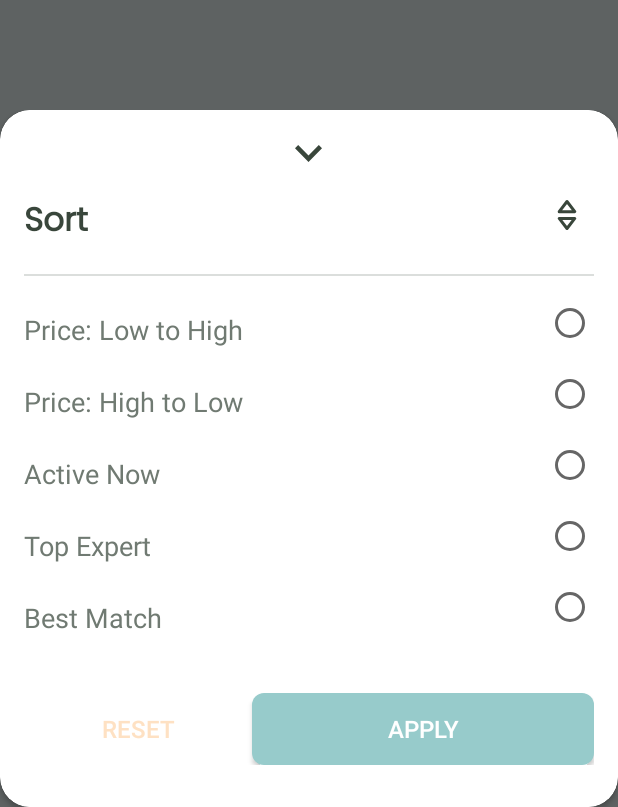
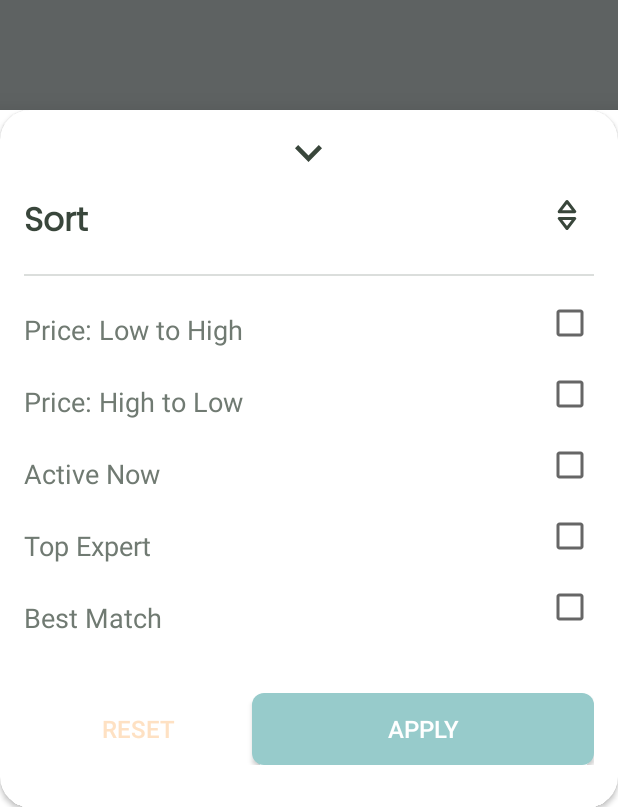
Before and after one commit to chekeAditya/Plantr, an Android app: the fragment ChatFragment shown on its own in the app's theme, after a tap on an icon or button, on a phone screen of 412 x 824 dp. Shown: the part 429-1236 px from the top of the screen. Run offline under Robolectric (Android 15) with nearby library versions, the phone set to English and light mode, and no system bars; our stand-ins replace Dagger/Hilt's generated code, data binding; network calls fail; pictures from the network do not load.

Commit message:
bottom_sheet_filter_added

```diff
--- a/app/src/main/java/com/applicationPantr/plantr/remote/interfaces/OnChatClicked.kt
+++ b/app/src/main/java/com/applicationPantr/plantr/remote/interfaces/OnChatClicked.kt
@@ -6,4 +6,5 @@ import com.applicationPantr.plantr.remote.response.responseModel.Expert
 interface OnChatClicked {
     fun onClicked(expert: Expert)
     fun onBlogClicked(blog: Blog)
+    fun onClickApply(list: List<Expert>)
 }
--- /dev/null
+++ b/app/src/main/java/com/applicationPantr/plantr/ui/chat/ChatBottomSheetFragment.kt
@@ -0,0 +1,143 @@
+package com.applicationPantr.plantr.ui.chat
+
+import android.os.Bundle
+import android.view.LayoutInflater
+import android.view.View
+import android.view.ViewGroup
+import androidx.core.content.ContextCompat
+import com.applicationPantr.plantr.R
+import com.applicationPantr.plantr.extras.ChatFilterList
+import com.applicationPantr.plantr.remote.interfaces.OnChatClicked
+import com.applicationPantr.plantr.remote.response.responseModel.Expert
+import com.google.android.material.bottomsheet.BottomSheetDialogFragment
+import kotlinx.android.synthetic.main.bottom_sheet_chat_fargment.*
+
+class ChatBottomSheetFragment(private val onChatClicked: OnChatClicked)
+    : BottomSheetDialogFragment() {
+
+    override fun onCreateView(
+        inflater: LayoutInflater,
+        container: ViewGroup?,
+        savedInstanceState: Bundle?
+    ): View? {
+        val view = inflater.inflate(R.layout.bottom_sheet_chat_fargment, container, false)
+        return view
+    }
+
+    override fun onViewCreated(view: View, savedInstanceState: Bundle?) {
+        super.onViewCreated(view, savedInstanceState)
+
+        filterChatList()
+
+        resetAllFilter()
+
+        tvReset.setOnClickListener {
+            resetAllFilter()
+        }
+
+        tvApply.setOnClickListener {
+            if (rb_LowToHigh.isChecked || rb_HighToLow.isChecked ||
+                rb_ActiveNow.isChecked || rb_TopExpert.isChecked ||
+                rb_BestMatches.isChecked
+            ) {
+                val sortedList = mutableListOf<Expert>()
+                if(rb_LowToHigh.isChecked){
+                    sortListAsc(sortedList)
+                }
+                else if(rb_HighToLow.isChecked){
+                    sortListDesc(sortedList)
+                }
+                onChatClicked.onClickApply(sortedList)
+            }
+        }
+
+    }
+
+    private fun resetAllFilter(){
+        rb_LowToHigh.isChecked = false
+        rb_HighToLow.isChecked = false
+        rb_ActiveNow.isChecked = false
+        rb_BestMatches.isChecked = false
+        rb_TopExpert.isChecked = false
+    }
+
+    private fun sortListDesc(sortedList: MutableList<Expert>) {
+        for (i in 0 until ChatFilterList.originalList.size){
+            var price = ChatFilterList.originalList[i].avgCharges.substring(5,7).toInt()
+            var expert = ChatFilterList.originalList[i]
+            for (j in i until ChatFilterList.originalList.size){
+                var expertPrice = ChatFilterList.originalList[j].avgCharges.substring(5,7).toInt()
+                if (expertPrice > price){
+                    price = expertPrice
+                    expert = ChatFilterList.originalList[j]
+                }
+            }
+            sortedList.add(expert)
+        }
+    }
+
+    private fun sortListAsc(sortedList: MutableList<Expert>) {
+        for (i in 0 until ChatFilterList.originalList.size){
+            var price = ChatFilterList.originalList[i].avgCharges.substring(5,7).toInt()
+            var expert = ChatFilterList.originalList[i]
+            for (j in i until ChatFilterList.originalList.size){
+                var expertPrice = ChatFilterList.originalList[j].avgCharges.substring(5,7).toInt()
+                if (expertPrice < price){
+                    price = expertPrice
+                    expert = ChatFilterList.originalList[j]
+                }
+            }
+            sortedList.add(expert)
+        }
+    }
+
+    private fun filterChatList() {
+        rb_LowToHigh.setOnClickListener {
+            if (rb_LowToHigh.isChecked) {
+                rb_HighToLow.isChecked = false
+            }
+            setApplySortBtn()
+        }
+        rb_HighToLow.setOnClickListener {
+            if (rb_HighToLow.isChecked) {
+                rb_LowToHigh.isChecked = false
+            }
+            setApplySortBtn()
+        }
+        rb_ActiveNow.setOnClickListener {
+            setApplySortBtn()
+        }
+        rb_TopExpert.setOnClickListener {
+            setApplySortBtn()
+        }
+        rb_BestMatches.setOnClickListener {
+            setApplySortBtn()
+        }
+    }
+
+    private fun setApplySortBtn() {
+        if (rb_LowToHigh.isChecked || rb_HighToLow.isChecked ||
+            rb_ActiveNow.isChecked || rb_TopExpert.isChecked ||
+            rb_BestMatches.isChecked
+        ) {
+            tvApply.setBackgroundColor(
+                ContextCompat
+                    .getColor(requireContext(), R.color.main_dark_green)
+            )
+            tvReset.setTextColor(
+                ContextCompat
+                    .getColor(requireContext(), R.color.main_orange)
+            )
+        } else {
+            tvApply.setBackgroundColor(
+                ContextCompat
+                    .getColor(requireContext(), R.color.main_light_green)
+            )
+            tvReset.setTextColor(
+                ContextCompat
+                    .getColor(requireContext(), R.color.main_orange_bg)
+            )
+        }
+    }
+
+}
--- a/app/src/main/java/com/applicationPantr/plantr/ui/chat/ChatFragment.kt
+++ b/app/src/main/java/com/applicationPantr/plantr/ui/chat/ChatFragment.kt
@@ -4,6 +4,9 @@ import android.os.Bundle
 import android.view.LayoutInflater
 import android.view.View
 import android.view.ViewGroup
+import android.widget.CompoundButton
+import android.widget.RadioGroup
+import androidx.core.content.ContextCompat
 import androidx.databinding.DataBindingUtil
 import androidx.fragment.app.Fragment
 import androidx.fragment.app.viewModels
@@ -22,6 +25,14 @@ import com.applicationPantr.plantr.remote.response.responseModel.Expert
 import com.applicationPantr.plantr.viewmodels.ChatViewModel
 import com.google.android.material.bottomsheet.BottomSheetDialog
 import dagger.hilt.android.AndroidEntryPoint
+import kotlinx.android.synthetic.main.bottom_sheet_chat_fargment.*
+import kotlinx.android.synthetic.main.bottom_sheet_chat_fargment.view.*
+import kotlinx.android.synthetic.main.bottom_sheet_chat_fargment.view.rb_ActiveNow
+import kotlinx.android.synthetic.main.bottom_sheet_chat_fargment.view.rb_BestMatches
+import kotlinx.android.synthetic.main.bottom_sheet_chat_fargment.view.rb_HighToLow
+import kotlinx.android.synthetic.main.bottom_sheet_chat_fargment.view.rb_LowToHigh
+import kotlinx.android.synthetic.main.bottom_sheet_chat_fargment.view.rb_TopExpert
+import kotlinx.android.synthetic.main.bottom_sheet_chat_fargment.view.tvLowToHigh
 
 @AndroidEntryPoint
 class ChatFragment : Fragment(), OnChatClicked {
@@ -32,6 +43,7 @@ class ChatFragment : Fragment(), OnChatClicked {
     var expertList = mutableListOf<Expert>()
     lateinit var charFragmentChatBinding: FragmentChatBinding
     private val chatViewModel: ChatViewModel by viewModels()
+    private val bottomDialog = ChatBottomSheetFragment(this)
 
     override fun onCreateView(
         inflater: LayoutInflater,
@@ -86,15 +98,7 @@ class ChatFragment : Fragment(), OnChatClicked {
 
 
     private fun openSortBottomSheet() {
-        bottomSheetBinding = BottomSheetChatFargmentBinding.inflate(layoutInflater)
-        val bottomDialog = BottomSheetDialog(
-            requireContext(), R.style.BottomSheetDialogTheme
-        )
-        val bottomSheetView = LayoutInflater.from(requireContext()).inflate(
-            R.layout.bottom_sheet_chat_fargment, bottomSheetBinding.cvBottomSheet
-        )
-        bottomDialog.setContentView(bottomSheetView)
-        bottomDialog.show()
+        bottomDialog.show(childFragmentManager,"ChatBottomDialog")
     }
 
     override fun onClicked(expert: Expert) {
@@ -103,7 +107,15 @@ class ChatFragment : Fragment(), OnChatClicked {
     }
 
     override fun onBlogClicked(blog: Blog) {
-        TODO("Not yet implemented")
+    }
+
+    override fun onClickApply(list: List<Expert>) {
+        if (list.isNotEmpty()) {
+            bottomDialog.dismiss()
+            expertList.clear()
+            expertList.addAll(list)
+            chatAdapter.notifyDataSetChanged()
+        }
     }
 
     override fun onDestroy() {
--- a/app/src/main/java/com/applicationPantr/plantr/ui/home/HomeFragment.kt
+++ b/app/src/main/java/com/applicationPantr/plantr/ui/home/HomeFragment.kt
@@ -105,4 +105,8 @@ class HomeFragment : Fragment(R.layout.fragment_home),OnChatClicked{
     override fun onBlogClicked(blog: Blog) {
 
     }
+
+    override fun onClickApply(list: List<Expert>) {
+
+    }
 }
--- a/app/src/main/res/layout/bottom_sheet_chat_fargment.xml
+++ b/app/src/main/res/layout/bottom_sheet_chat_fargment.xml
@@ -1,12 +1,11 @@
 <?xml version="1.0" encoding="utf-8"?>
-<layout xmlns:app="http://schemas.android.com/apk/res-auto">
-
 <androidx.cardview.widget.CardView xmlns:android="http://schemas.android.com/apk/res/android"
+    xmlns:app="http://schemas.android.com/apk/res-auto"
+    android:id="@+id/cvBottomSheet"
     android:layout_width="match_parent"
-        android:id="@+id/cvBottomSheet"
+    android:layout_height="match_parent"
     android:elevation="@dimen/dp_12"
-        app:cardCornerRadius="@dimen/sp_20"
-        android:layout_height="match_parent">
+    app:cardCornerRadius="@dimen/sp_20">
 
     <RelativeLayout
         android:layout_width="match_parent"
@@ -29,9 +28,9 @@
             android:layout_marginTop="@dimen/dp_22"
             android:fontFamily="@font/poppins"
             android:text="Sort"
-                android:textStyle="bold"
             android:textColor="@color/BNWBlack"
-                android:textSize="@dimen/sp_22" />
+            android:textSize="@dimen/sp_22"
+            android:textStyle="bold" />
 
         <ImageView
             android:id="@+id/ivFilter"
@@ -112,27 +111,27 @@
 
         </LinearLayout>
 
-            <RadioButton
+        <CheckBox
             android:id="@+id/rb_LowToHigh"
             style="@style/radioButton"
             android:layout_below="@+id/ivLine" />
 
-            <RadioButton
+        <CheckBox
             android:id="@+id/rb_HighToLow"
             style="@style/radioButton"
             android:layout_below="@+id/rb_LowToHigh" />
 
-            <RadioButton
+        <CheckBox
             android:id="@+id/rb_ActiveNow"
             style="@style/radioButton"
             android:layout_below="@+id/rb_HighToLow" />
 
-            <RadioButton
+        <CheckBox
             android:id="@+id/rb_TopExpert"
             style="@style/radioButton"
             android:layout_below="@+id/rb_ActiveNow" />
 
-            <RadioButton
+        <CheckBox
             android:id="@+id/rb_BestMatches"
             style="@style/radioButton"
             android:layout_below="@+id/rb_TopExpert" />
@@ -141,4 +140,3 @@
 
 
 </androidx.cardview.widget.CardView>
-</layout>
```
Lines whose indentation alone changed are shown as unchanged.
